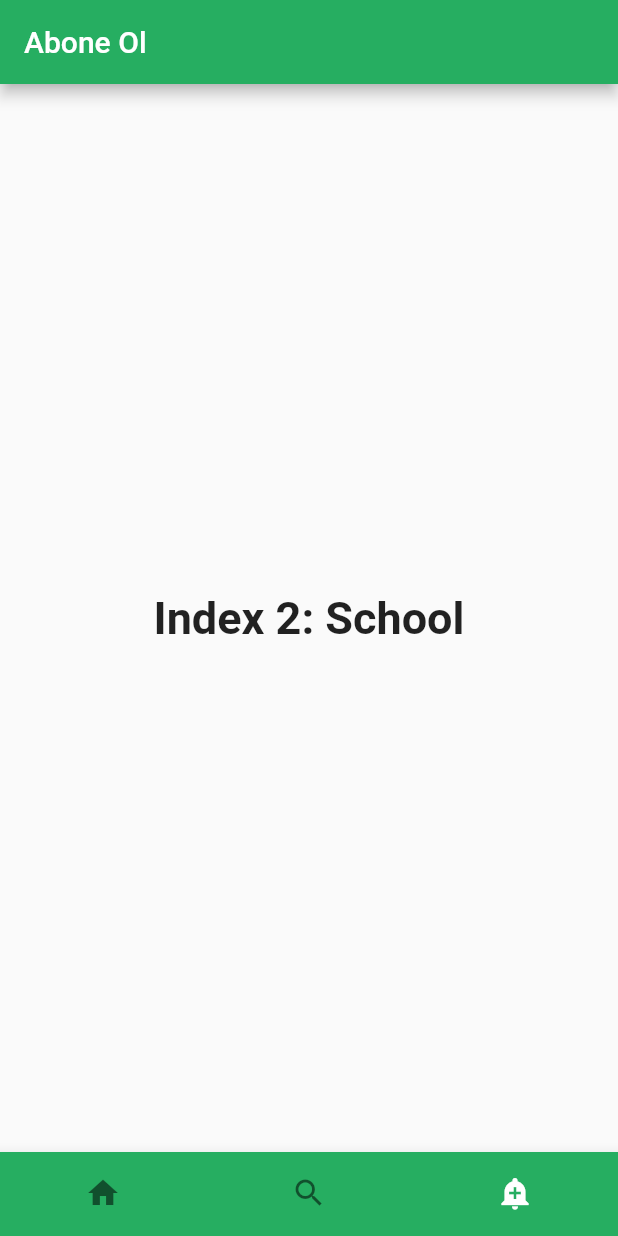
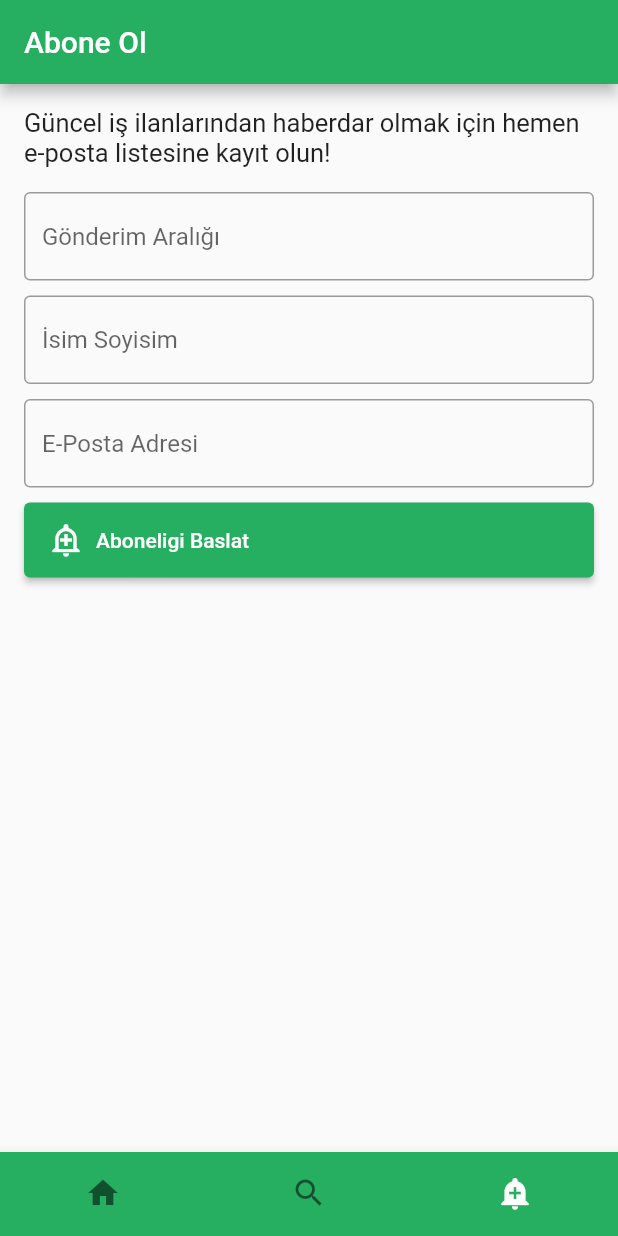
Before and after one commit to marifdev/kodilan_flutter, a Flutter app: the screen it shows after launch, item 3 of the bottom bar chosen, on a phone screen of 412 x 824 dp. Run offline on Flutter 3.47's test engine with Material 2 defaults, Android fonts, the phone set to English and light mode, and no system bars; our stand-ins replace flutter_html, flutter_svg, font_awesome_flutter, timeago; network calls fail.

```diff
--- a/lib/main.dart
+++ b/lib/main.dart
@@ -1,6 +1,7 @@
 import 'package:flutter/material.dart';
 import 'package:kodilan_flutter/ui/pages/recent/recent_view.dart';
 import 'package:kodilan_flutter/ui/pages/search/search_view.dart';
+import 'package:kodilan_flutter/ui/pages/subscribe/subscribe_view.dart';
 import 'package:kodilan_flutter/ui/shared/colors.dart';
 
 void main() {
@@ -35,10 +36,7 @@ class _MyHomePageState extends State<MyHomePage> {
   static const List<Widget> _widgetOptions = <Widget>[
     Recent(),
     SearchView(),
-    Text(
-      'Index 2: School',
-      style: optionStyle,
-    ),
+    Subscribe(),
   ];
 
   void _onItemTapped(int index) {
--- a/lib/ui/pages/recent/recent_view.dart
+++ b/lib/ui/pages/recent/recent_view.dart
@@ -1,6 +1,6 @@
 import 'package:flutter/material.dart';
+import 'package:kodilan_flutter/ui/pages/recent/recent_viewmodel.dart';
 import 'package:kodilan_flutter/ui/pages/recent/widgets/card.dart';
-import 'package:kodilan_flutter/ui/pages/recent/recent_viewmodel.dart';
 
 class Recent extends StatelessWidget {
   const Recent({Key? key}) : super(key: key);
--- a/lib/ui/pages/search/widgets/search_suggestions.dart
+++ b/lib/ui/pages/search/widgets/search_suggestions.dart
@@ -21,9 +21,8 @@ class SearchSuggestions extends StatelessWidget {
 
   @override
   Widget build(BuildContext context) {
-    return Wrap(
-      runAlignment: WrapAlignment.center,
-      children: [TagsView(tags: tags)],
+    return TagsView(
+      tags: tags,
     );
   }
 }
--- /dev/null
+++ b/lib/ui/pages/subscribe/subscribe_view.dart
@@ -0,0 +1,69 @@
+import 'package:flutter/material.dart';
+
+import '../../shared/colors.dart';
+
+class Subscribe extends StatelessWidget {
+  const Subscribe({Key? key}) : super(key: key);
+
+  @override
+  Widget build(BuildContext context) {
+    return Padding(
+      padding: const EdgeInsets.all(16),
+      child: Column(
+        children: [
+          const Text(
+            'Güncel iş ilanlarından haberdar olmak için hemen e-posta listesine '
+            'kayıt olun!',
+            style: TextStyle(fontSize: 17),
+          ),
+          const SizedBox(
+            height: 16,
+          ),
+          const TextField(
+            decoration: InputDecoration(
+              border: OutlineInputBorder(),
+              hintText: 'Gönderim Aralığı',
+            ),
+          ),
+          const SizedBox(
+            height: 10,
+          ),
+          const TextField(
+            decoration: InputDecoration(
+              border: OutlineInputBorder(),
+              hintText: 'İsim Soyisim',
+            ),
+          ),
+          const SizedBox(
+            height: 10,
+          ),
+          const TextField(
+            decoration: InputDecoration(
+              border: OutlineInputBorder(),
+              hintText: 'E-Posta Adresi',
+            ),
+          ),
+          const SizedBox(
+            height: 10,
+          ),
+          ElevatedButton(
+            style: ElevatedButton.styleFrom(
+              minimumSize: const Size(double.infinity, 50),
+              primary: AppColors.mainColor,
+            ),
+            onPressed: () {},
+            child: Row(
+              children: const [
+                Padding(
+                  padding: EdgeInsets.only(right: 8.0),
+                  child: Icon(Icons.add_alert_outlined),
+                ),
+                Text('Aboneligi Baslat'),
+              ],
+            ),
+          ),
+        ],
+      ),
+    );
+  }
+}
```
Also changed, not shown: lib/ui/pages/job_details/job_details_view.dart (+5 -2 lines), lib/ui/pages/recent/widgets/card.dart (+5 -3 lines), lib/ui/pages/recent/widgets/company_logo.dart (+21 -8 lines), lib/ui/pages/search_result/search_result_view.dart (added, +55 -0 lines), lib/ui/pages/search_result/search_result_viewmodel.dart (added, +38 -0 lines), lib/ui/shared/tag.dart (added, +35 -0 lines), lib/ui/shared/tags_view.dart (+7 -17 lines), 1 other file.
